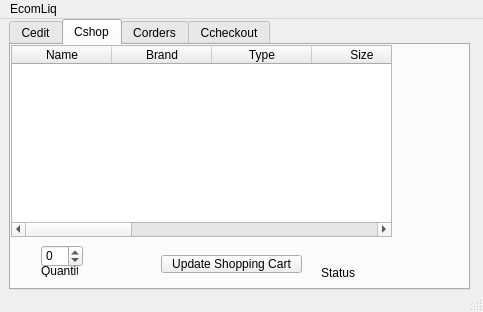
Above: Ecommerce-LiquorProject/cuswindow.ui from HarG2004/LiqEcomerce before the change. Below: the same form after it.
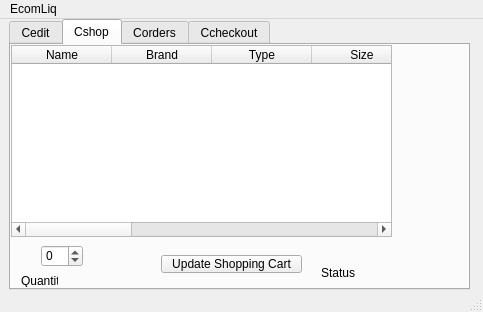
That is the form after the change. The open tabs and pages were chosen to show the change.

The edit to the form file:
```diff
--- a/Ecommerce-LiquorProject/cuswindow.ui
+++ b/Ecommerce-LiquorProject/cuswindow.ui
@@ -240,8 +240,8 @@
      <widget class="QLabel" name="label_3">
       <property name="geometry">
        <rect>
-        <x>30</x>
-        <y>220</y>
+        <x>10</x>
+        <y>230</y>
         <width>37</width>
         <height>12</height>
        </rect>
```
Left out of the diff: 4 changed lines with no effect on the pictures.
